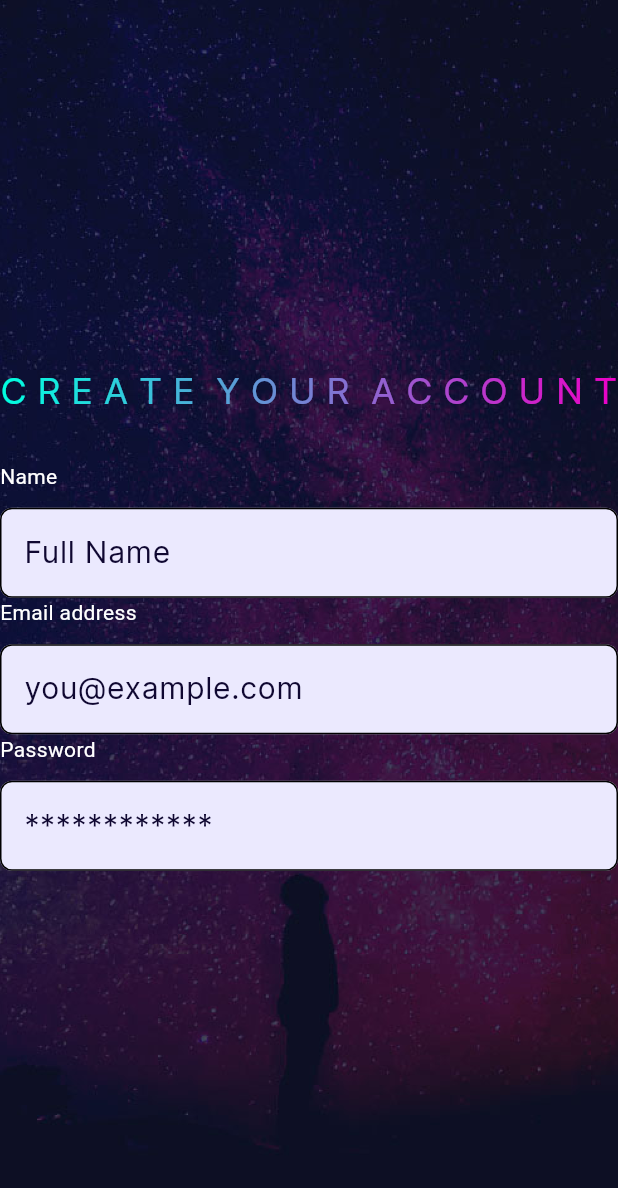
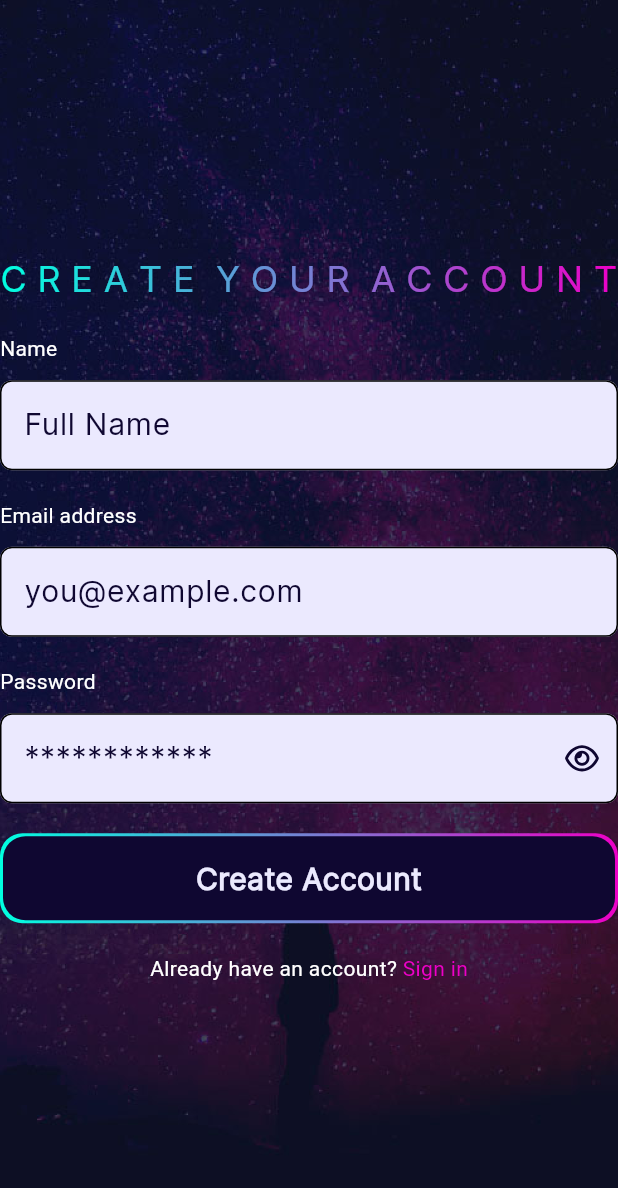
Before and after one commit to nadymahmoud/Lezioni-, a Flutter app: the screen it shows after launch, on a phone screen of 412 x 824 dp. Shown: the top 1188 px of the screen. Run offline on Flutter 3.47's test engine with Material 3 defaults, Android fonts, the phone set to English and light mode, and no system bars; drawn by our look-alikes of simple_gradient_text; our stand-ins replace flutter_svg, go_router.

Commit message:
Add show password SVG asset, create account and sign in widget, custom text field widget, gradient text widget, and already have account widget
- Added a new SVG asset for showing password
- Created a widget for creating account and signing in
- Implemented a custom text field widget
- Added a gradient text widget
- Included a widget for already having an

```diff
--- a/lib/core/utils/app_assets.dart
+++ b/lib/core/utils/app_assets.dart
@@ -17,6 +17,10 @@ class Assets {
   /// assests/images/rose.svg
   static const String imagesRose = "assests/images/rose.svg";
 
+  /// Assets for imagesShowPassword
+  /// assests/images/showPassword.svg
+  static const String imagesShowPassword = "assests/images/showPassword.svg";
+
   /// Assets for imagesVector
   /// assests/images/Vector.svg
   static const String imagesVector = "assests/images/Vector.svg";
--- a/lib/core/utils/app_strings.dart
+++ b/lib/core/utils/app_strings.dart
@@ -4,6 +4,7 @@ abstract class AppStrings {
 //!Create Your Account
   static const String createYourAccount = "C R E A T E  Y O U R  A C C O U N T",
       name = "Name",
+      createAccount = 'Create Account',
       fullName = "Full Name",
       emailAddress = 'Email address',
       exampleEmail = 'you@example.com',
--- a/lib/core/utils/app_text_style.dart
+++ b/lib/core/utils/app_text_style.dart
@@ -14,4 +14,10 @@ abstract class CustomTextStyle {
     color: AppColors.darkPurple,
     fontFamily: 'Inter',
   );
+  static final inter600Style20 = TextStyle(
+    fontSize: 20,
+    fontWeight: FontWeight.w600,
+    color: AppColors.lightwhite,
+    fontFamily: 'Inter',
+  );
 }
--- a/lib/features/auth/presentation/views/create_account_view.dart
+++ b/lib/features/auth/presentation/views/create_account_view.dart
@@ -1,9 +1,12 @@
 import 'package:flutter/material.dart';
+import 'package:flutter_svg/flutter_svg.dart';
 import 'package:lezioni/core/utils/app_assets.dart';
 import 'package:lezioni/core/utils/app_colors.dart';
 import 'package:lezioni/core/utils/app_strings.dart';
-import 'package:lezioni/core/utils/app_text_style.dart';
-import 'package:simple_gradient_text/simple_gradient_text.dart';
+import 'package:lezioni/features/auth/presentation/widgets/already_have_account_widget.dart';
+import 'package:lezioni/features/auth/presentation/widgets/create_account_and_sign_in_widget.dart';
+import 'package:lezioni/features/auth/presentation/widgets/custom_text_field_widget.dart';
+import 'package:lezioni/features/auth/presentation/widgets/gradient_text_widget.dart';
 
 class CreateAccountView extends StatelessWidget {
   const CreateAccountView({super.key});
@@ -19,48 +22,59 @@ class CreateAccountView extends StatelessWidget {
           Positioned(
               child: Center(
                   child: SizedBox(
-            width: 550,
+            width: 530,
             child: ListView(
               shrinkWrap: true,
               children: [
-                GradientText(AppStrings.createYourAccount,
-                    textAlign: TextAlign.center,
-                    style: CustomTextStyle.inter500Style24,
-                    colors: [
-                      AppColors.gradientOne,
-                      AppColors.gradientTwo,
-                    ]),
+                const GradientTextWidget(),
                 const SizedBox(
-                  height: 30,
+                  height: 20,
                 ),
-                Text(
+                const Text(
                   AppStrings.name,
                   style: TextStyle(color: Colors.white),
                 ),
-                SizedBox(
+                const SizedBox(
                   height: 11,
                 ),
-                CustomTextFieldWidget(),
-                Text(
+                const CustomTextFieldWidget(),
+                const SizedBox(
+                  height: 20,
+                ),
+                const Text(
                   AppStrings.emailAddress,
                   style: TextStyle(color: Colors.white),
                 ),
-                SizedBox(
+                const SizedBox(
+                  height: 11,
+                ),
+                const CustomTextFieldWidget(
+                  hintText: AppStrings.exampleEmail,
+                ),
+                const SizedBox(
+                  height: 20,
+                ),
+                const Text(
+                  AppStrings.password,
+                  style: TextStyle(color: Colors.white),
+                ),
+                const SizedBox(
                   height: 11,
                 ),
                 CustomTextFieldWidget(
-                  hintText: AppStrings.exampleEmail,
+                  suffixIcon: IconButton(
+                      onPressed: () {},
+                      icon: SvgPicture.asset(Assets.imagesShowPassword)),
+                  hintText: AppStrings.examplePassword,
                 ),
-                Text(
-                  AppStrings.password,
-                  style: TextStyle(color: Colors.white),
+                const SizedBox(
+                  height: 20,
                 ),
-                SizedBox(
-                  height: 11,
+                const CreateAndSignInWidget(),
+                const SizedBox(
+                  height: 20,
                 ),
-                CustomTextFieldWidget(
-                  hintText: AppStrings.examplePassword,
-                )
+                const AlreadyHaveAccountWidget(),
               ],
             ),
           )))
@@ -69,32 +83,3 @@ class CreateAccountView extends StatelessWidget {
     );
   }
 }
-
-class CustomTextFieldWidget extends StatelessWidget {
-  const CustomTextFieldWidget({super.key, this.hintText});
-  final String? hintText;
-  @override
-  Widget build(BuildContext context) {
-    return SizedBox(
-      width: 519,
-      height: 60,
-      child: TextField(
-        decoration: InputDecoration(
-          filled: true,
-          fillColor: AppColors.lightwhite,
-          hintText: hintText ?? AppStrings.fullName,
-          hintStyle: CustomTextStyle.inter400Style20,
-          border: getBorderStyle(),
-          enabledBorder: getBorderStyle(),
-          focusedBorder: getBorderStyle(),
-        ),
-      ),
-    );
-  }
-}
-
-OutlineInputBorder getBorderStyle() {
-  return OutlineInputBorder(
-    borderRadius: BorderRadius.circular(8),
-  );
-}
--- /dev/null
+++ b/lib/features/auth/presentation/widgets/already_have_account_widget.dart
@@ -0,0 +1,28 @@
+import 'package:flutter/material.dart';
+import 'package:lezioni/core/utils/app_colors.dart';
+import 'package:lezioni/core/utils/app_strings.dart';
+
+class AlreadyHaveAccountWidget extends StatelessWidget {
+  const AlreadyHaveAccountWidget({
+    super.key,
+  });
+
+  @override
+  Widget build(BuildContext context) {
+    return Row(
+      mainAxisAlignment: MainAxisAlignment.center,
+      children: [
+        Text(
+          AppStrings.alreadyHaveAnAccount,
+          style: TextStyle(color: Colors.white),
+        ),
+        Text(
+          AppStrings.signIn,
+          style: TextStyle(
+            color: AppColors.gradientTwo,
+          ),
+        )
+      ],
+    );
+  }
+}
--- /dev/null
+++ b/lib/features/auth/presentation/widgets/create_account_and_sign_in_widget.dart
@@ -0,0 +1,41 @@
+import 'package:flutter/material.dart';
+import 'package:lezioni/core/utils/app_colors.dart';
+import 'package:lezioni/core/utils/app_strings.dart';
+import 'package:lezioni/core/utils/app_text_style.dart';
+
+class CreateAndSignInWidget extends StatelessWidget {
+  const CreateAndSignInWidget({
+    super.key,
+  });
+
+  @override
+  Widget build(BuildContext context) {
+    return Container(
+      child: Padding(
+        padding: const EdgeInsets.all(2.0),
+        child: Container(
+          child: Center(
+              child: Text(
+            AppStrings.createAccount,
+            style: CustomTextStyle.inter600Style20,
+          )),
+          decoration: kInnerDecoration,
+        ),
+      ),
+      height: 60.0,
+      decoration: kGradientBoxDecoration,
+    );
+  }
+}
+
+final kInnerDecoration = BoxDecoration(
+  color: AppColors.darkPurple,
+  borderRadius: BorderRadius.circular(15),
+);
+
+final kGradientBoxDecoration = BoxDecoration(
+  gradient:
+      LinearGradient(colors: [AppColors.gradientOne, AppColors.gradientTwo]),
+  //border: Border.all(color: Colors.green),
+  borderRadius: BorderRadius.circular(15),
+);
--- /dev/null
+++ b/lib/features/auth/presentation/widgets/custom_text_field_widget.dart
@@ -0,0 +1,36 @@
+import 'package:flutter/material.dart';
+import 'package:lezioni/core/utils/app_colors.dart';
+import 'package:lezioni/core/utils/app_strings.dart';
+import 'package:lezioni/core/utils/app_text_style.dart';
+import 'package:lezioni/features/auth/presentation/views/create_account_view.dart';
+
+class CustomTextFieldWidget extends StatelessWidget {
+  const CustomTextFieldWidget({super.key, this.hintText, this.suffixIcon});
+  final String? hintText;
+  final Widget? suffixIcon;
+  @override
+  Widget build(BuildContext context) {
+    return SizedBox(
+      width: 519,
+      height: 60,
+      child: TextField(
+        decoration: InputDecoration(
+          suffixIcon: suffixIcon,
+          filled: true,
+          fillColor: AppColors.lightwhite,
+          hintText: hintText ?? AppStrings.fullName,
+          hintStyle: CustomTextStyle.inter400Style20,
+          border: getBorderStyle(),
+          enabledBorder: getBorderStyle(),
+          focusedBorder: getBorderStyle(),
+        ),
+      ),
+    );
+  }
+}
+
+OutlineInputBorder getBorderStyle() {
+  return OutlineInputBorder(
+    borderRadius: BorderRadius.circular(8),
+  );
+}
--- /dev/null
+++ b/lib/features/auth/presentation/widgets/gradient_text_widget.dart
@@ -0,0 +1,22 @@
+import 'package:flutter/material.dart';
+import 'package:lezioni/core/utils/app_colors.dart';
+import 'package:lezioni/core/utils/app_strings.dart';
+import 'package:lezioni/core/utils/app_text_style.dart';
+import 'package:simple_gradient_text/simple_gradient_text.dart';
+
+class GradientTextWidget extends StatelessWidget {
+  const GradientTextWidget({
+    super.key,
+  });
+
+  @override
+  Widget build(BuildContext context) {
+    return GradientText(AppStrings.createYourAccount,
+        textAlign: TextAlign.center,
+        style: CustomTextStyle.inter500Style24,
+        colors: [
+          AppColors.gradientOne,
+          AppColors.gradientTwo,
+        ]);
+  }
+}
--- a/pubspec.yaml
+++ b/pubspec.yaml
@@ -31,6 +31,7 @@ dependencies:
   cupertino_icons: ^1.0.2
   flutter:
     sdk: flutter
+  flutter_svg: ^2.0.10+1
   go_router: any
   simple_gradient_text: ^1.3.0
 
```
Also changed, not shown: assests/images/showPassword.svg (added), pubspec.lock.
